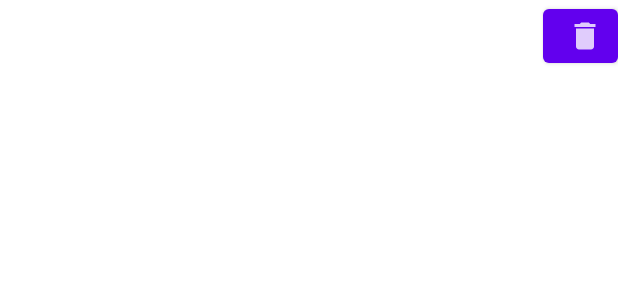
After one commit to vincephung/Android-Photos-App, an Android app: the layout display_item.xml on its own in the app's theme, with its tools: preview values and no code run, on a phone screen of 412 x 824 dp. The commit adds this screen. Shown: the top 300 px of the screen. Run offline under Robolectric (Android 15) with nearby library versions, the phone set to English and light mode, and no system bars.

Commit message:
started working on display photo

```diff
--- a/app/src/main/java/model/DataManager.java
+++ b/app/src/main/java/model/DataManager.java
@@ -102,4 +102,5 @@ public class DataManager implements Serializable {
         album.setAlbumName(name);
         save(albums);
     }
+
 }
--- a/app/src/main/res/layout/activity_display_photo.xml
+++ b/app/src/main/res/layout/activity_display_photo.xml
@@ -12,11 +12,11 @@
         android:orientation="horizontal">
 
         <ImageView
-            android:id="@+id/imageView"
+            android:id="@+id/display_imageview"
             android:layout_width="267dp"
             android:layout_height="720dp"
             android:layout_weight="1"
-            tools:srcCompat="@tools:sample/avatars" />
+            android:contentDescription="@string/photo_label" />
 
         <androidx.recyclerview.widget.RecyclerView
             android:id="@+id/rvTags"
--- /dev/null
+++ b/app/src/main/res/layout/display_item.xml
@@ -0,0 +1,27 @@
+<?xml version="1.0" encoding="utf-8"?>
+<androidx.constraintlayout.widget.ConstraintLayout
+    xmlns:android="http://schemas.android.com/apk/res/android"
+    xmlns:app="http://schemas.android.com/apk/res-auto"
+    android:layout_width="match_parent"
+    android:layout_height="match_parent">
+
+    <LinearLayout
+        android:layout_width="match_parent"
+        android:layout_height="match_parent"
+        android:orientation="horizontal">
+
+        <TextView
+            android:id="@+id/tagLbl"
+            android:layout_width="328dp"
+            android:layout_height="wrap_content"
+            android:layout_weight="1" />
+
+        <Button
+            android:id="@+id/deleteTagBtn"
+            android:layout_width="15dp"
+            android:layout_height="wrap_content"
+            android:layout_weight="1"
+            app:icon="@drawable/ic_action_delete" />
+
+    </LinearLayout>
+</androidx.constraintlayout.widget.ConstraintLayout>
--- a/app/src/main/res/values/strings.xml
+++ b/app/src/main/res/values/strings.xml
@@ -53,4 +53,6 @@
 
     <string name="addPhoto">Add Photo</string>
     <string name="slideshow">Begin Slideshow</string>
+
+
 </resources>
```
Also changed, not shown: app/src/main/java/com/example/android50/DisplayAdapter.java (added, +104 -0 lines), app/src/main/java/com/example/android50/DisplayPhoto.java (+10 -0 lines).
